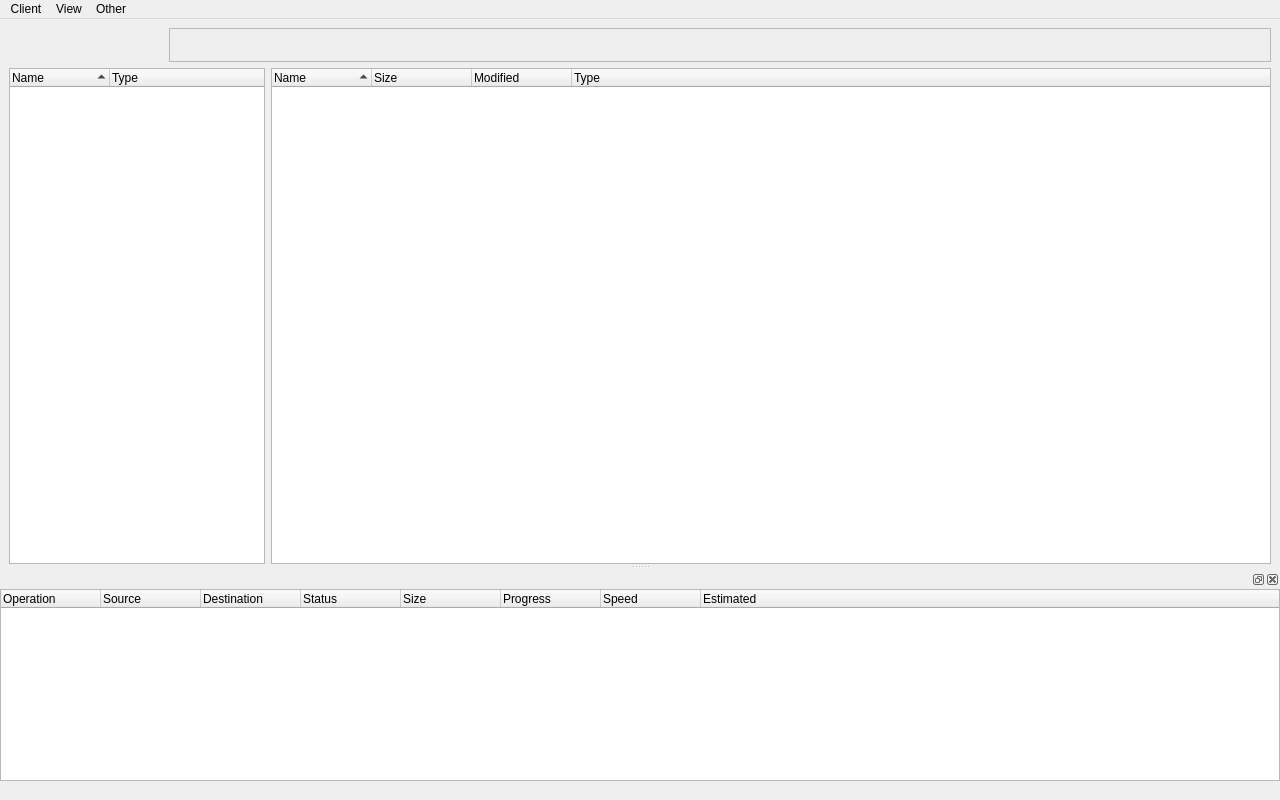
First picture: the form in forms/main_window.ui, repository Communist02/agile, before the edit.
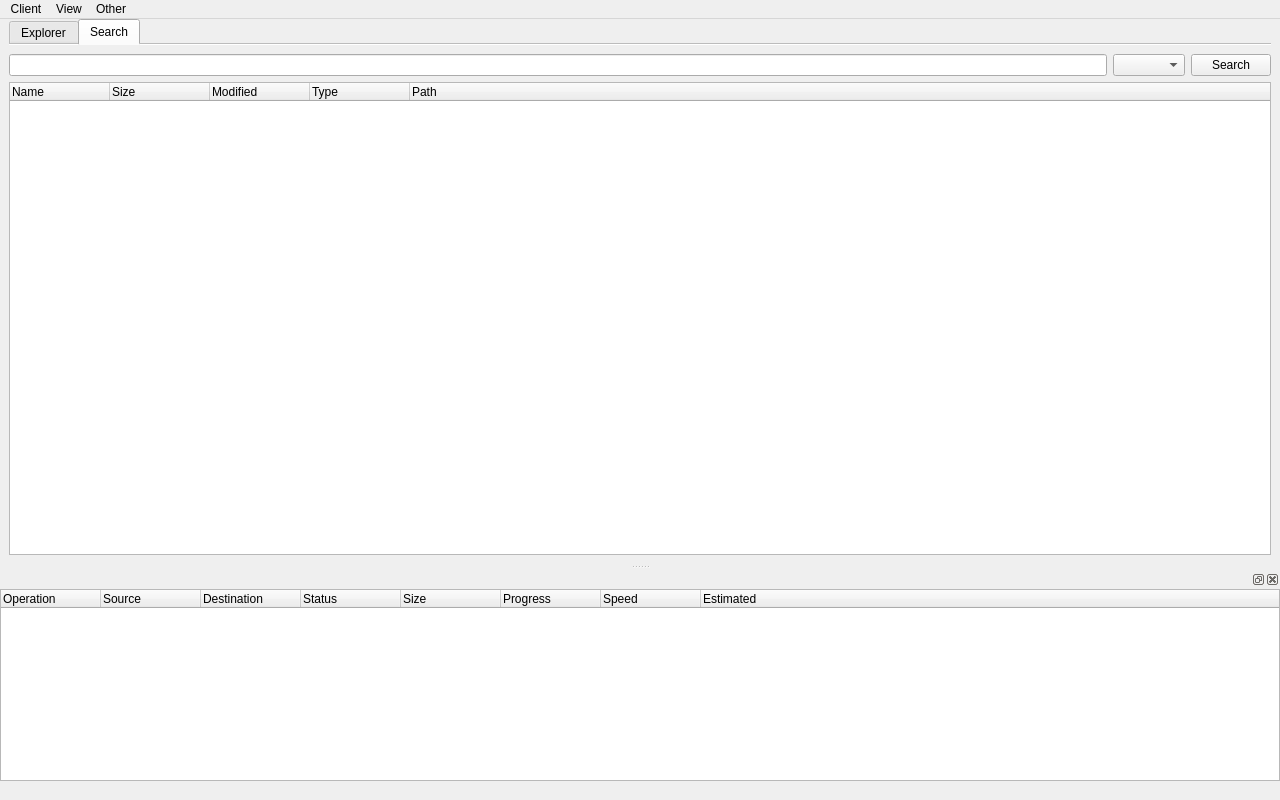
Second picture: the form after the edit. The open tabs and pages were chosen to show the change. Icons and pictures are not drawn.

```diff
--- a/forms/main_window.ui
+++ b/forms/main_window.ui
@@ -15,7 +15,32 @@
   </property>
   <widget class="QWidget" name="centralwidget">
    <layout class="QVBoxLayout" name="verticalLayout">
+    <property name="topMargin">
+     <number>0</number>
+    </property>
     <property name="bottomMargin">
+     <number>0</number>
+    </property>
+    <item>
+     <widget class="QTabWidget" name="tabWidget">
+      <property name="currentIndex">
+       <number>0</number>
+      </property>
+      <property name="documentMode">
+       <bool>true</bool>
+      </property>
+      <widget class="QWidget" name="tab_explorer">
+       <attribute name="icon">
+        <iconset theme="system-file-manager"/>
+       </attribute>
+       <attribute name="title">
+        <string>Explorer</string>
+       </attribute>
+       <layout class="QVBoxLayout" name="verticalLayout_3">
+        <property name="leftMargin">
+         <number>0</number>
+        </property>
+        <property name="rightMargin">
      <number>0</number>
     </property>
     <item>
@@ -285,6 +310,75 @@
        </widget>
       </item>
      </layout>
+        </item>
+       </layout>
+      </widget>
+      <widget class="QWidget" name="tab_search">
+       <attribute name="icon">
+        <iconset theme="edit-find"/>
+       </attribute>
+       <attribute name="title">
+        <string>Search</string>
+       </attribute>
+       <layout class="QVBoxLayout" name="verticalLayout_4">
+        <property name="leftMargin">
+         <number>0</number>
+        </property>
+        <property name="rightMargin">
+         <number>0</number>
+        </property>
+        <item>
+         <layout class="QHBoxLayout" name="horizontalLayout_5">
+          <item>
+           <widget class="QLineEdit" name="lineEdit_search"/>
+          </item>
+          <item>
+           <widget class="QComboBox" name="comboBox_search"/>
+          </item>
+          <item>
+           <widget class="QPushButton" name="button_search">
+            <property name="text">
+             <string>Search</string>
+            </property>
+           </widget>
+          </item>
+         </layout>
+        </item>
+        <item>
+         <widget class="QTreeWidget" name="treeWidget_search">
+          <property name="rootIsDecorated">
+           <bool>false</bool>
+          </property>
+          <column>
+           <property name="text">
+            <string>Name</string>
+           </property>
+          </column>
+          <column>
+           <property name="text">
+            <string>Size</string>
+           </property>
+          </column>
+          <column>
+           <property name="text">
+            <string>Modified</string>
+           </property>
+          </column>
+          <column>
+           <property name="text">
+            <string>Type</string>
+           </property>
+          </column>
+          <column>
+           <property name="text">
+            <string>Path</string>
+           </property>
+          </column>
+         </widget>
+        </item>
+       </layout>
+      </widget>
+     </widget>
     </item>
    </layout>
   </widget>
```
Lines whose indentation alone changed are shown as unchanged.
